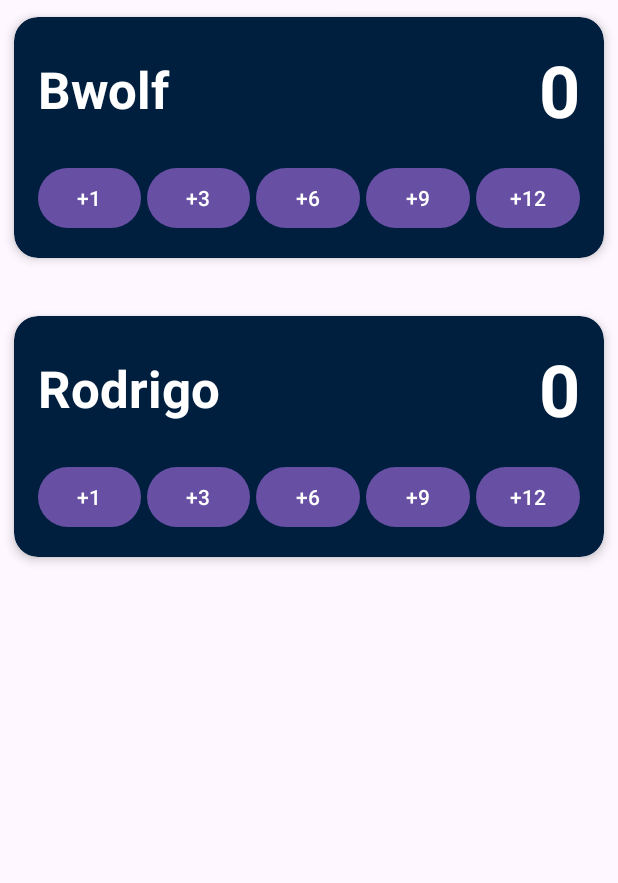
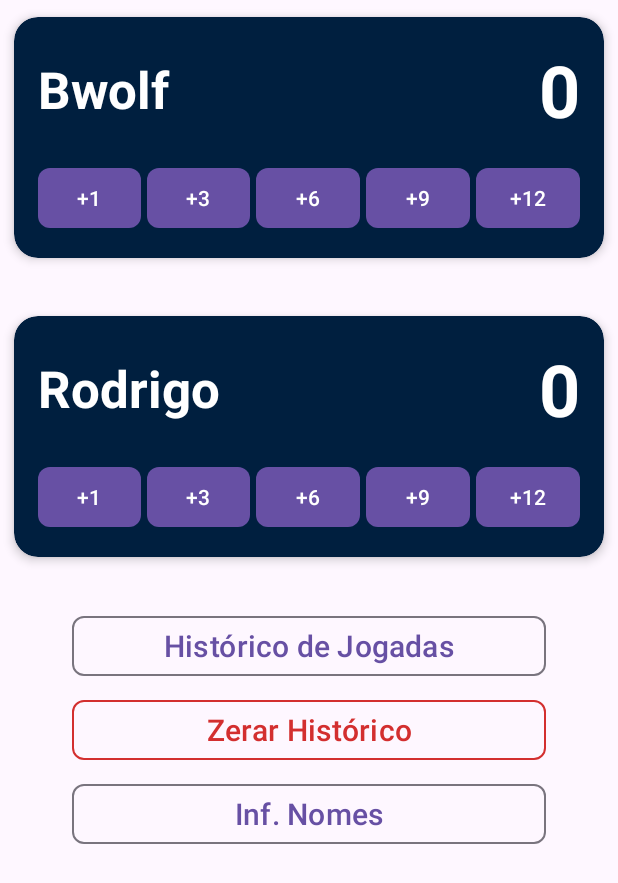
Before and after one commit to Bwolfs2/Cards, an Android app: the screen it shows after launch (MainActivity), on a phone screen of 412 x 824 dp. Shown: the top 883 px of the screen. Run offline under Robolectric (Android 15) with nearby library versions, the phone set to English and light mode, and no system bars.

Commit message:
Adicionado os botoes de Historico Zerar Historico e Inf. Nomes

```diff
--- a/app/src/main/java/dev/bwolf/cards/MainActivity.kt
+++ b/app/src/main/java/dev/bwolf/cards/MainActivity.kt
@@ -27,6 +27,23 @@ class MainActivity : AppCompatActivity() {
 
         setupPlayerCounter(player1View, "Bwolf")
         setupPlayerCounter(player2View, "Rodrigo")
+
+        // Botões de Ação
+        val btnHistorico = findViewById<Button>(R.id.btnHistorico)
+        val btnZerarHistorico = findViewById<Button>(R.id.btnZerarHistorico)
+        val btnInfNomes = findViewById<Button>(R.id.btnInfNomes)
+
+        btnHistorico.setOnClickListener {
+            // TODO: Ação para Histórico de Jogadas
+        }
+
+        btnZerarHistorico.setOnClickListener {
+            // TODO: Ação para Zerar Histórico
+        }
+
+        btnInfNomes.setOnClickListener {
+            // TODO: Ação para Inf. Nomes
+        }
     }
 
     private fun setupPlayerCounter(containerView: View, playerName: String) {
--- a/app/src/main/res/layout/activity_main.xml
+++ b/app/src/main/res/layout/activity_main.xml
@@ -5,8 +5,7 @@
     android:id="@+id/main"
     android:layout_width="match_parent"
     android:layout_height="match_parent"
-    tools:context=".MainActivity"
-    >
+    tools:context=".MainActivity">
 
     <include
         android:id="@+id/playerCounter1"
@@ -27,4 +26,49 @@
         app:layout_constraintStart_toStartOf="parent"
         app:layout_constraintTop_toBottomOf="@id/playerCounter1" />
 
+    <!-- Ações Principais -->
+    <LinearLayout
+        android:id="@+id/layoutActionButtons"
+        android:layout_width="0dp"
+        android:layout_height="wrap_content"
+        android:layout_marginTop="24dp"
+        android:orientation="vertical"
+        android:paddingHorizontal="48dp"
+        app:layout_constraintEnd_toEndOf="parent"
+        app:layout_constraintStart_toStartOf="parent"
+        app:layout_constraintTop_toBottomOf="@id/playerCounter2">
+
+        <Button
+            android:id="@+id/btnHistorico"
+            style="?attr/materialButtonOutlinedStyle"
+            android:layout_width="match_parent"
+            android:layout_height="wrap_content"
+            android:text="@string/btn_history"
+            android:textSize="20sp"
+            app:cornerRadius="8dp" />
+
+        <Button
+            android:id="@+id/btnZerarHistorico"
+            style="?attr/materialButtonOutlinedStyle"
+            android:layout_width="match_parent"
+            android:layout_height="wrap_content"
+            android:layout_marginTop="8dp"
+            android:text="@string/btn_clear_history"
+            android:textColor="@color/red"
+            android:textSize="20sp"
+            app:cornerRadius="8dp"
+            app:strokeColor="@color/red" />
+
+        <Button
+            android:id="@+id/btnInfNomes"
+            style="?attr/materialButtonOutlinedStyle"
+            android:layout_width="match_parent"
+            android:layout_height="wrap_content"
+            android:layout_marginTop="8dp"
+            android:text="@string/btn_info_names"
+            android:textSize="20sp"
+            app:cornerRadius="8dp" />
+
+    </LinearLayout>
+
 </androidx.constraintlayout.widget.ConstraintLayout>
--- a/app/src/main/res/layout/player_counter.xml
+++ b/app/src/main/res/layout/player_counter.xml
@@ -69,7 +69,8 @@
                     android:insetRight="0dp"
                     android:maxLines="1"
                     android:paddingHorizontal="0dp"
-                    android:text="@string/btn_plus_1" />
+                    android:text="@string/btn_plus_1"
+                    app:cornerRadius="8dp" />
 
                 <Button
                     android:id="@+id/btnMaisTres"
@@ -81,7 +82,8 @@
                     android:insetRight="0dp"
                     android:maxLines="1"
                     android:paddingHorizontal="0dp"
-                    android:text="@string/btn_plus_3" />
+                    android:text="@string/btn_plus_3"
+                    app:cornerRadius="8dp" />
 
                 <Button
                     android:id="@+id/btnMaisSeis"
@@ -93,7 +95,8 @@
                     android:insetRight="0dp"
                     android:maxLines="1"
                     android:paddingHorizontal="0dp"
-                    android:text="@string/btn_plus_6" />
+                    android:text="@string/btn_plus_6"
+                    app:cornerRadius="8dp" />
 
                 <Button
                     android:id="@+id/btnMaisNove"
@@ -105,7 +108,8 @@
                     android:insetRight="0dp"
                     android:maxLines="1"
                     android:paddingHorizontal="0dp"
-                    android:text="@string/btn_plus_9" />
+                    android:text="@string/btn_plus_9"
+                    app:cornerRadius="8dp" />
 
                 <Button
                     android:id="@+id/btnMaisDoze"
@@ -116,7 +120,8 @@
                     android:insetRight="0dp"
                     android:maxLines="1"
                     android:paddingHorizontal="0dp"
-                    android:text="@string/btn_plus_12" />
+                    android:text="@string/btn_plus_12"
+                    app:cornerRadius="8dp" />
 
             </LinearLayout>
 
--- a/app/src/main/res/values/colors.xml
+++ b/app/src/main/res/values/colors.xml
@@ -2,4 +2,5 @@
 <resources>
     <color name="black">#FF000000</color>
     <color name="white">#FFFFFFFF</color>
+    <color name="red">#D32F2F</color>
 </resources>
--- a/app/src/main/res/values/strings.xml
+++ b/app/src/main/res/values/strings.xml
@@ -11,4 +11,9 @@
     <string name="btn_plus_6">+6</string>
     <string name="btn_plus_9">+9</string>
     <string name="btn_plus_12">+12</string>
+
+    <!-- Ações Principais -->
+    <string name="btn_history">Histórico de Jogadas</string>
+    <string name="btn_clear_history">Zerar Histórico</string>
+    <string name="btn_info_names">Inf. Nomes</string>
 </resources>
```
